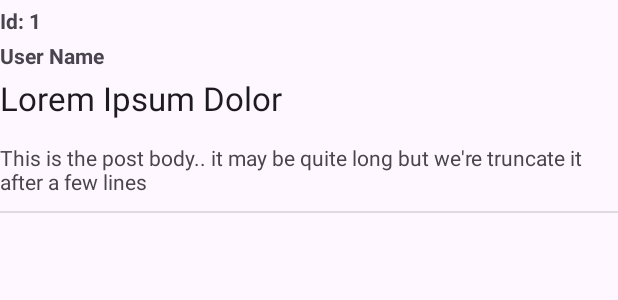
After one commit to vigneshwar52/RetrofitSampleAPI, an Android app: the layout list_item_user.xml on its own in the app's theme, with its tools: preview values and no code run, on a phone screen of 412 x 824 dp. The commit adds this screen. Shown: the top 300 px of the screen. Run offline under Robolectric (Android 15) with nearby library versions, the phone set to English and light mode, and no system bars.

Commit message:
Added RecyclerView and Retrofit codes

```diff
--- a/app/src/main/java/com/learning/retrofitsampleapi/Api/ApiServices.kt
+++ b/app/src/main/java/com/learning/retrofitsampleapi/Api/ApiServices.kt
@@ -2,8 +2,10 @@ package com.learning.retrofitsampleapi.Api
 
 import com.learning.retrofitsampleapi.Models.Post
 import retrofit2.http.GET
+import retrofit2.http.Path
+import retrofit2.http.Query
 
 interface ApiServices {
     @GET("posts")
-    suspend fun getPosts():List<Post> //suspend means it should be called from coroutines
+    suspend fun getPosts( @Query("_page") page: Int = 1, @Query("_limit") limit: Int = 10) : List<Post>
 }
--- a/app/src/main/java/com/learning/retrofitsampleapi/Api/RetrofitInstance.kt
+++ b/app/src/main/java/com/learning/retrofitsampleapi/Api/RetrofitInstance.kt
@@ -4,9 +4,9 @@ import retrofit2.Retrofit
 import retrofit2.converter.gson.GsonConverterFactory
 
 private const val BASE_URL = "https://jsonplaceholder.typicode.com/"
+
 object RetrofitInstance {
-
-     val retrofit by lazy {
+     val retrofit:ApiServices by lazy {
         Retrofit.Builder()
             .baseUrl(BASE_URL)
             .addConverterFactory(GsonConverterFactory.create())
--- a/app/src/main/java/com/learning/retrofitsampleapi/Models/Post.kt
+++ b/app/src/main/java/com/learning/retrofitsampleapi/Models/Post.kt
@@ -4,6 +4,6 @@ data class Post(
     val userId:Int,
     val id:Int,
     val title:String,
-    val body:String) {
-
+    val body:String
+    ) {
 }
--- a/app/src/main/java/com/learning/retrofitsampleapi/Models/User.kt
+++ b/app/src/main/java/com/learning/retrofitsampleapi/Models/User.kt
@@ -5,7 +5,7 @@ data class User(
     val name:String,
     val username:String,
     val email:String,
-    val website:String,
-    val company:Company
+    val website:String
+//    val company:Company
 ) {
 }
--- /dev/null
+++ b/app/src/main/res/layout/list_item_user.xml
@@ -0,0 +1,60 @@
+<?xml version="1.0" encoding="utf-8"?>
+<androidx.constraintlayout.widget.ConstraintLayout xmlns:android="http://schemas.android.com/apk/res/android"
+    xmlns:app="http://schemas.android.com/apk/res-auto"
+    xmlns:tools="http://schemas.android.com/tools"
+    android:layout_width="match_parent"
+    android:layout_height="wrap_content">
+
+    <TextView
+        android:id="@+id/tvUserId"
+        android:layout_width="0dp"
+        android:layout_height="wrap_content"
+        android:layout_marginTop="4dp"
+        android:text="Id: 1"
+        android:textStyle="bold"
+        app:layout_constraintStart_toStartOf="parent"
+        app:layout_constraintTop_toTopOf="parent" />
+
+    <TextView
+        android:id="@+id/tvUserName"
+        android:layout_width="0dp"
+        android:layout_height="wrap_content"
+        android:layout_marginTop="4dp"
+        android:text="User Name"
+        android:textStyle="bold"
+        app:layout_constraintStart_toStartOf="parent"
+        app:layout_constraintTop_toBottomOf="@+id/tvUserId"/>
+
+    <TextView
+        android:id="@+id/tvUserEmail"
+        android:layout_width="0dp"
+        android:layout_height="wrap_content"
+        android:layout_marginTop="4dp"
+        android:text="Lorem Ipsum Dolor"
+        android:textAppearance="@style/TextAppearance.AppCompat.Large"
+        app:layout_constraintEnd_toEndOf="parent"
+        app:layout_constraintStart_toStartOf="parent"
+        app:layout_constraintTop_toBottomOf="@+id/tvUserName" />
+
+    <TextView
+        android:id="@+id/tvUserWebsite"
+        android:layout_width="wrap_content"
+        android:layout_height="wrap_content"
+        android:layout_marginTop="8dp"
+        android:layout_marginBottom="4dp"
+        android:ellipsize="end"
+        android:maxLines="2"
+        android:text="This is the post body.. it may be quite long but we're truncate it after a few lines"
+        app:layout_constraintBottom_toBottomOf="parent"
+        app:layout_constraintStart_toStartOf="parent"
+        app:layout_constraintTop_toBottomOf="@+id/tvUserEmail" />
+
+    <View
+        android:layout_width="match_parent"
+        android:layout_height="1dp"
+        android:background="?android:attr/listDivider"
+        app:layout_constraintTop_toBottomOf="@+id/tvUserWebsite"
+        android:layout_marginTop="10dp"
+        />
+
+</androidx.constraintlayout.widget.ConstraintLayout>
--- a/gradle/libs.versions.toml
+++ b/gradle/libs.versions.toml
@@ -1,5 +1,5 @@
 [versions]
-agp = "8.5.0"
+agp = "8.5.1"
 androidxJunit = "1.1.3"
 constraintlayoutVersion = "2.1.3"
 espressoCoreVersion = "3.4.0"
```
Also changed, not shown: app/src/main/AndroidManifest.xml (+9 -1 lines), app/src/main/java/com/learning/retrofitsampleapi/AdapterSampleUser.kt (added, +39 -0 lines), app/src/main/java/com/learning/retrofitsampleapi/MainActivity.kt (+23 -6 lines), app/src/main/java/com/learning/retrofitsampleapi/MainViewModel.kt (+10 -4 lines), app/src/main/java/com/learning/retrofitsampleapi/PostAdapter.kt (added, +41 -0 lines), app/src/main/java/com/learning/retrofitsampleapi/UserActivity.kt (added, +32 -0 lines), app/src/main/res/layout/activity_main.xml (+12 -1 lines), app/src/main/res/layout/activity_user.xml (added, +32 -0 lines), app/src/main/res/layout/list_item_view.xml (added, +52 -0 lines).
